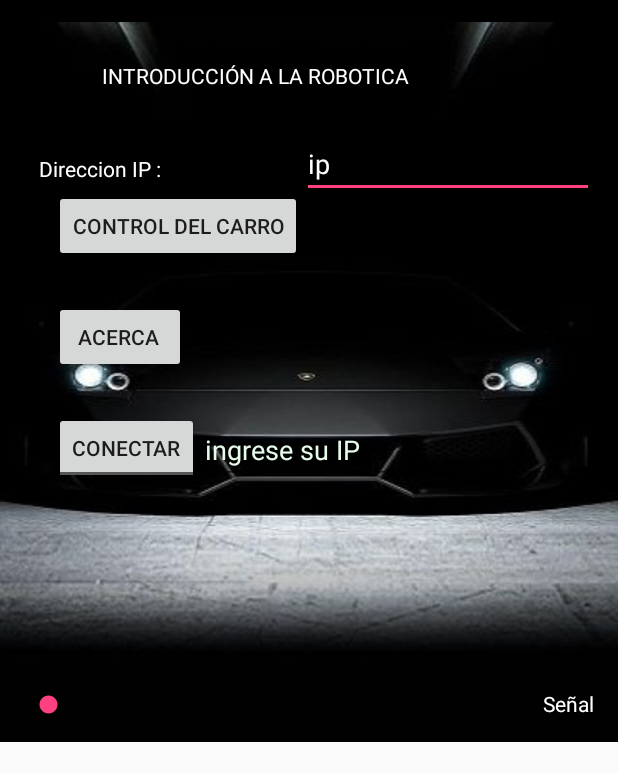
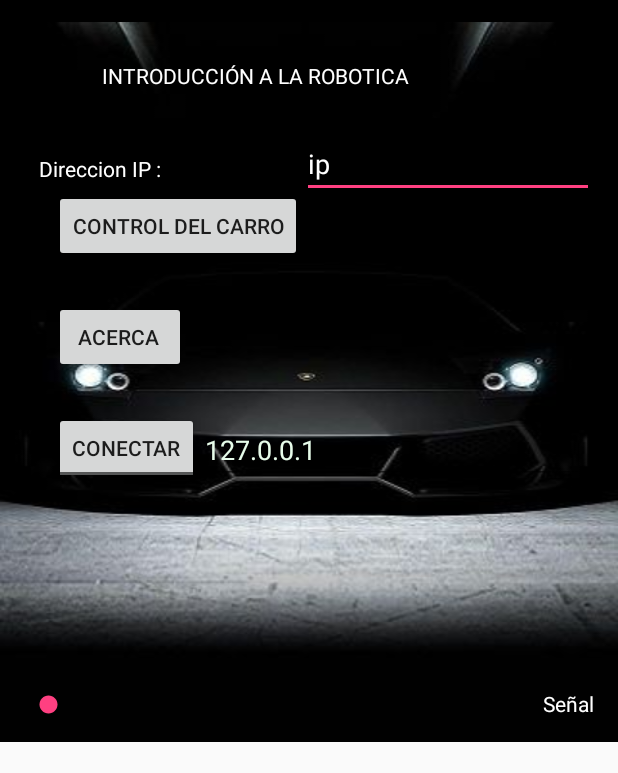
Before and after one commit to millerOZ/IRI2016, an Android app: the screen it shows after launch (MainActivity), on a phone screen of 412 x 824 dp, the part 62-835 px from its top. Run offline under Robolectric (Android 15) with nearby library versions, the phone set to English and light mode, and no system bars.

Commit message:
modificaciones en el EditText de la direccion IP al frente del botton conectarse,

```diff
--- a/app/src/main/res/layout/activity_main.xml
+++ b/app/src/main/res/layout/activity_main.xml
@@ -132,7 +132,7 @@
         android:ems="10"
         android:id="@+id/dirIP"
         android:textColor="#E7FCEA"
-        android:text="ingrese su IP"
+        android:text="127.0.0.1"
         android:numeric="decimal"
         android:layout_alignBottom="@+id/conexion"
         android:layout_alignParentEnd="true"
```
